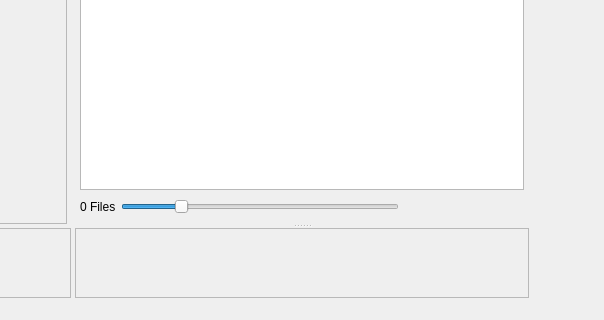
Before: the Qt Designer form mainwindow.ui in merrillaldrich/compendia, drawn with Qt 5; both pictures show x 286 to 890 and y 480 to 800 of the 1200 by 800 pixel window.
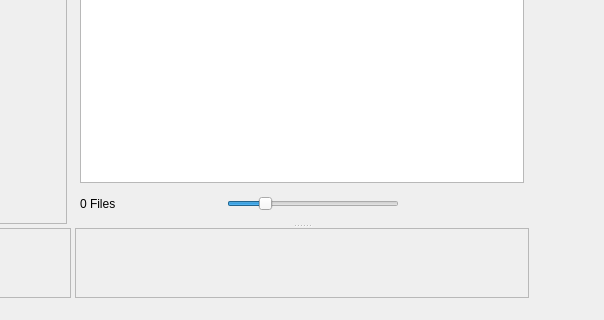
After: the same form once the commit is applied. Custom widgets are drawn as their Qt base class.

Commit message: Add isolate/clear-isolation toolbar buttons with custom SVG icons

The edit to the form file:
```diff
--- a/mainwindow.ui
+++ b/mainwindow.ui
@@ -374,6 +374,38 @@
                 </property>
                </widget>
               </item>
+              <item>
+               <widget class="QToolButton" name="isolateSelectionButton">
+                <property name="toolButtonStyle">
+                 <enum>Qt::ToolButtonStyle::ToolButtonIconOnly</enum>
+                </property>
+                <property name="autoRaise">
+                 <bool>true</bool>
+                </property>
+                <property name="iconSize">
+                 <size>
+                  <width>40</width>
+                  <height>24</height>
+                 </size>
+                </property>
+               </widget>
+              </item>
+              <item>
+               <widget class="QToolButton" name="clearIsolationButton">
+                <property name="toolButtonStyle">
+                 <enum>Qt::ToolButtonStyle::ToolButtonIconOnly</enum>
+                </property>
+                <property name="autoRaise">
+                 <bool>true</bool>
+                </property>
+                <property name="iconSize">
+                 <size>
+                  <width>40</width>
+                  <height>24</height>
+                 </size>
+                </property>
+               </widget>
+              </item>
               <item>
                <widget class="QSlider" name="iconZoomSlider">
                 <property name="minimum">
```
The commit also changes 5 other files.
